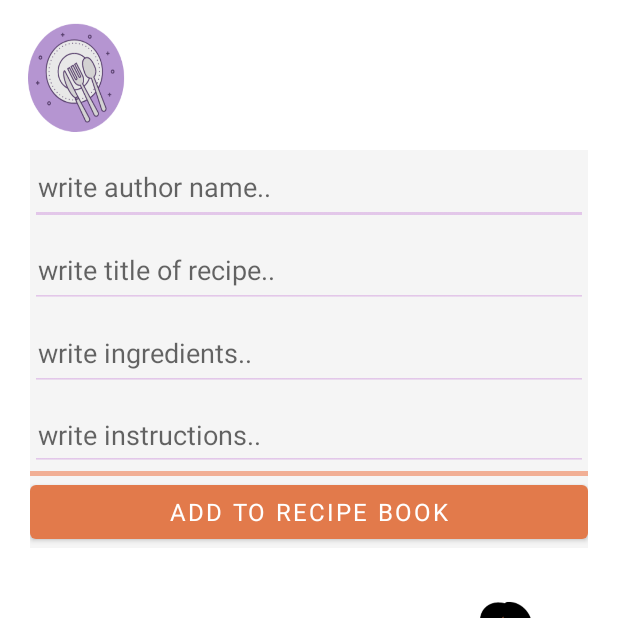
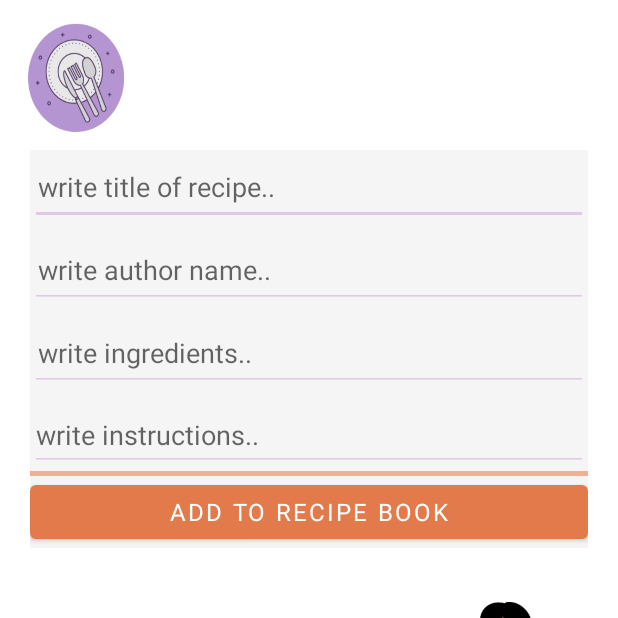
Before and after one commit to Qoot94/too-tasty-reciep-app, an Android app: the MainActivity2 screen opened directly, with no data from a screen before it, after a tap on "ADD TO RECIPE BOOK", on a phone screen of 412 x 824 dp, the top half of it. Run offline under Robolectric (Android 15) with nearby library versions, the phone set to English and light mode, and no system bars; Roboto replaces fonts that are not available here.

Commit message:
good job

```diff
--- a/app/src/main/java/com/example/too_tasty_reciep_app/APInterface.kt
+++ b/app/src/main/java/com/example/too_tasty_reciep_app/APInterface.kt
@@ -13,5 +13,5 @@ interface APInterface {
     @POST("recipes/")
     fun addRecipes(
         @Body data: reciepeItem
-    ): Call<ArrayList<reciepeItem>>
+    ): Call<reciepeItem>
 }
--- a/app/src/main/java/com/example/too_tasty_reciep_app/MainActivity.kt
+++ b/app/src/main/java/com/example/too_tasty_reciep_app/MainActivity.kt
@@ -34,24 +34,24 @@ class MainActivity : AppCompatActivity() {
         //set up retrofit json call :@GET
         val apiInterface = APIClient().getClient()?.create(APInterface::class.java)
         val call: Call<ArrayList<reciepeItem>>? = apiInterface?.getRecipes()
-        call?.enqueue(object : Callback<ArrayList<reciepeItem>>{
-            override fun onResponse(call: Call<ArrayList<reciepeItem>>, response: Response<ArrayList<reciepeItem>>) {
+        call?.enqueue(object : Callback<ArrayList<reciepeItem>> {
+            override fun onResponse(
+                call: Call<ArrayList<reciepeItem>>,
+                response: Response<ArrayList<reciepeItem>>
+            ) {
                 try {
                     //retrieve all data needed
                     val response = response.body()!!
-                    Log.d("GET-success", "${response}")
-
-                    for (i in 0 until response!!.size){
+                    for (i in 0 until response!!.size) {
                         val titleAPI = response[i].title
-                    val authorAPI = response[i].author
-                    val ingAPI = response[i].ingredients
-                    val instAPI = response[i].instructions
+                        val authorAPI = response[i].author
+                        val ingAPI = response[i].ingredients
+                        val instAPI = response[i].instructions
                         val recipeObject = RecipeCard(titleAPI, authorAPI, ingAPI, instAPI)
                         menu.add(recipeObject)
                         rvAdapter.notifyDataSetChanged()
                         errorText.visibility = View.INVISIBLE
                     }
-                    Log.d("GET-success", "${response?.size}")
                 } catch (e: Exception) {
                     errorText.visibility = View.VISIBLE
                     Log.d("GET-error", "$e")
@@ -65,7 +65,6 @@ class MainActivity : AppCompatActivity() {
         })
 
 
-
         //UI interactions
         val addButton = findViewById<Button>(R.id.btAdd)
         addButton.setOnClickListener {
--- a/app/src/main/java/com/example/too_tasty_reciep_app/MainActivity2.kt
+++ b/app/src/main/java/com/example/too_tasty_reciep_app/MainActivity2.kt
@@ -1,10 +1,12 @@
 package com.example.too_tasty_reciep_app
 
+import android.content.Intent
 import androidx.appcompat.app.AppCompatActivity
 import android.os.Bundle
 import android.util.Log
 import android.widget.Button
 import android.widget.EditText
+import android.widget.MultiAutoCompleteTextView
 import android.widget.Toast
 import retrofit2.Call
 import retrofit2.Callback
@@ -18,74 +20,43 @@ class MainActivity2 : AppCompatActivity() {
 
         //set up UI
         val addToReciptButton = findViewById<Button>(R.id.btAddToApi)
-        val authorText = findViewById<EditText>(R.id.etAuthor).text.toString()
-        val titleText = findViewById<EditText>(R.id.etTitle).text.toString()
-        val ingText = findViewById<EditText>(R.id.etIngredients).text.toString()
-        val instText = findViewById<EditText>(R.id.etInstructions).text.toString()
+        val authorText = findViewById<EditText>(R.id.etAuthor)
+        val titleText = findViewById<EditText>(R.id.etTitle)
+        val ingText = findViewById<EditText>(R.id.etIngredients)
+        val instText = findViewById<MultiAutoCompleteTextView>(R.id.etInstructions)
 
-//val reciepeItemObj = ArrayList<reciepeItem>(reciepeItem(authorText,ingText,instText,pk=0,titleText))
 
         //set up retrofit json call :@POST
+        addToReciptButton.setOnClickListener {
             val apiInterface = APIClient().getClient()?.create(APInterface::class.java)
-        var recip = reciepeItem(
-            authorText,ingText,instText,0,titleText
+            apiInterface?.addRecipes(
+                reciepeItem(
+                    authorText.text.toString(),
+                    ingText.text.toString(),
+                    instText.text.toString(),
+                    0,
+                    titleText.text.toString()
                 )
+            )?.enqueue(object : Callback<reciepeItem> {
+                override fun onResponse(
+                    call: Call<reciepeItem>,
+                    response: Response<reciepeItem>
+                ) {
 
-        var pasRecipe = apiInterface?.addRecipes(recip)
-
-        addToReciptButton.setOnClickListener {
-            pasRecipe?.enqueue(object :Callback<ArrayList<reciepeItem>>{
-                override fun onResponse(
-                    call: Call<ArrayList<reciepeItem>>,
-                    response: Response<ArrayList<reciepeItem>>
-                ) {
-                    response.body()
                     Toast.makeText(
                         applicationContext,
                         "recipe added to api",
                         Toast.LENGTH_SHORT
                     ).show()
-                    Log.d("post-error2", "${response.isSuccessful}")
+
+                    val intent = Intent(MainActivity2(), MainActivity::class.java)
+                    startActivity(intent)
                 }
 
-                override fun onFailure(call: Call<ArrayList<reciepeItem>>, t: Throwable) {
+                override fun onFailure(call: Call<reciepeItem>, t: Throwable) {
                     Log.d("post-error2", "$t")
-                    Toast.makeText(
-                        applicationContext,
-                        "recipe failed added to api",
-                        Toast.LENGTH_SHORT
-                    ).show()
                 }
-
             })
         }
-
-
-//        var  = apiInterface?.addRecipes(recip)
-//        addToReciptButton.setOnClickListener {
-//            val call1: Call<ArrayList<reciepeItem>>? =
-//                apiInterface?.addRecipes(reciepeItemObj)
-//            call1!!.enqueue(object : Callback<s> {
-//
-//                override fun onResponse(call: Call<reciepeItem>, response: Response<ArrayList<reciepeItem>>) {
-//                    try {
-//                       // val responseObj = response.body()!!
-//                        Toast.makeText(
-//                            applicationContext,
-//                            "recipe added to api",
-//                            Toast.LENGTH_SHORT
-//                        ).show()
-//                        Log.d("POST-success", "")
-//                    } catch (e: Exception) {
-//                        Log.d("POST-errror1", "")
-//                    }
-//                }
-//
-//                override fun onFailure(call: Call<reciepeItem>, t: Throwable) {
-//                    Log.d("POST-error2", "$t")
-//                }
-//            })
-//
-//        }
     }
 }
--- a/app/src/main/res/layout/activity_main2.xml
+++ b/app/src/main/res/layout/activity_main2.xml
@@ -8,6 +8,7 @@
     tools:context=".MainActivity2">
 
     <LinearLayout
+        android:id="@+id/linearLayout"
         android:layout_width="0dp"
         android:layout_height="wrap_content"
         android:layout_marginStart="20dp"
@@ -21,6 +22,17 @@
         app:layout_constraintTop_toTopOf="parent">
 
         <EditText
+            android:id="@+id/etTitle"
+            android:layout_width="match_parent"
+            android:layout_height="50dp"
+            android:layout_marginBottom="5dp"
+            android:backgroundTint="#56BF6DD2"
+            android:ems="10"
+            android:hint="write title of recipe.."
+            android:inputType="textPersonName"
+            android:paddingStart="5dp" />
+
+        <EditText
             android:id="@+id/etAuthor"
             android:layout_width="match_parent"
             android:layout_height="50dp"
@@ -28,17 +40,6 @@
             android:backgroundTint="#56BF6DD2"
             android:ems="10"
             android:hint="write author name.."
-            android:inputType="textPersonName"
-            android:paddingStart="5dp" />
-
-        <EditText
-            android:id="@+id/etTitle"
-            android:layout_width="match_parent"
-            android:layout_height="50dp"
-            android:layout_marginBottom="5dp"
-            android:backgroundTint="#56BF6DD2"
-            android:ems="10"
-            android:hint="write title of recipe.."
             android:inputType="textPersonName"
             android:paddingStart="5dp" />
 
@@ -53,16 +54,14 @@
             android:inputType="textPersonName"
             android:paddingStart="5dp" />
 
-        <EditText
+        <MultiAutoCompleteTextView
             android:id="@+id/etInstructions"
             android:layout_width="match_parent"
             android:layout_height="wrap_content"
             android:backgroundTint="#56BF6DD2"
-            android:ems="10"
-            android:hint="write instructions.."
-            android:inputType="textPersonName"
             android:minHeight="48dp"
-            android:paddingStart="5dp" />
+            android:maxHeight="100dp"
+            android:hint="write instructions.."/>
 
         <TextView
             android:id="@+id/tvBar3"
@@ -81,4 +80,5 @@
             android:text="Add To Recipe Book"
             android:textSize="16sp" />
     </LinearLayout>
+
 </androidx.constraintlayout.widget.ConstraintLayout>
```
Lines whose indentation alone changed are shown as unchanged.
